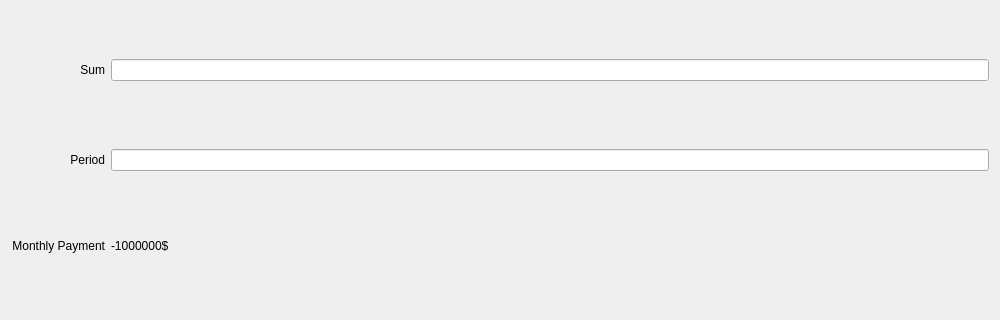
Before: the Qt Designer form views/credit/creditWidget/creditwidget.ui in IronTony-Stark/ATM, drawn with Qt 5; both pictures show x 0 to 1000 and y 104 to 424 of the 1000 by 600 pixel window.
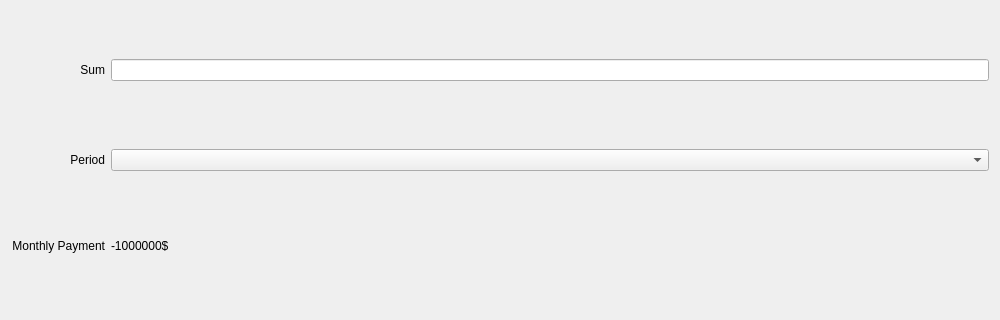
After: the same form once the commit is applied.

Diff of the .ui file:
```diff
--- a/views/credit/creditWidget/creditwidget.ui
+++ b/views/credit/creditWidget/creditwidget.ui
@@ -56,9 +56,6 @@
      </property>
     </widget>
    </item>
-   <item row="2" column="2">
-    <widget class="QLineEdit" name="editPeriod"/>
-   </item>
    <item row="5" column="2">
     <widget class="QLabel" name="labelEndValue">
      <property name="text">
@@ -122,6 +119,9 @@
    <item row="0" column="2">
     <widget class="QLineEdit" name="editName"/>
    </item>
+   <item row="2" column="2">
+    <widget class="QComboBox" name="comboPeriod"/>
+   </item>
   </layout>
  </widget>
  <resources/>
```
